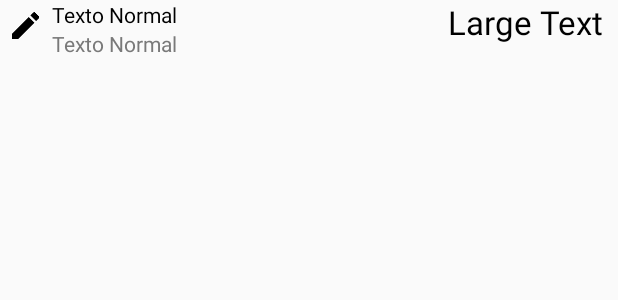
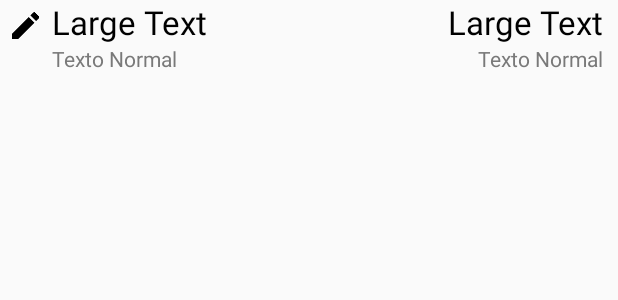
Before and after one commit to luankevinferreira/expenses, an Android app: the layout line_for_list.xml on its own in the app's theme, with its tools: preview values and no code run, on a phone screen of 412 x 824 dp. Shown: the top 300 px of the screen. Run offline under Robolectric (Android 15) with nearby library versions, the phone set to English and light mode, and no system bars.

Commit message:
Updated line for list to contemplate date of the expense.

```diff
--- a/app/src/main/res/layout/line_for_list.xml
+++ b/app/src/main/res/layout/line_for_list.xml
@@ -12,19 +12,26 @@
         android:src="@drawable/ic_mode_edit_black_24dp" />
 
     <LinearLayout
+        android:layout_width="match_parent"
+        android:layout_height="wrap_content"
+        android:baselineAligned="false">
+
+        <LinearLayout
             android:layout_width="wrap_content"
             android:layout_height="wrap_content"
+            android:layout_weight="1.0"
             android:orientation="vertical">
 
             <TextView
-            android:id="@+id/line_type"
+                android:id="@+id/line_description"
                 android:layout_width="wrap_content"
                 android:layout_height="wrap_content"
-            android:text="@string/normal_text"
+                android:text="Large Text"
+                android:textAppearance="?android:attr/textAppearanceLarge"
                 android:textColor="@color/black" />
 
             <TextView
-            android:id="@+id/line_description"
+                android:id="@+id/line_type"
                 android:layout_width="wrap_content"
                 android:layout_height="wrap_content"
                 android:text="@string/normal_text"
@@ -32,16 +39,32 @@
 
         </LinearLayout>
 
+        <LinearLayout
+            android:layout_width="wrap_content"
+            android:layout_height="wrap_content"
+            android:layout_weight="1.0"
+            android:paddingRight="10dp"
+            android:paddingLeft="10dp"
+            android:orientation="vertical">
+
             <TextView
                 android:id="@+id/line_expense"
                 android:layout_width="match_parent"
                 android:layout_height="wrap_content"
                 android:layout_gravity="end"
-        android:paddingEnd="10dp"
-        android:paddingStart="10dp"
                 android:text="Large Text"
                 android:textAlignment="viewEnd"
                 android:textAppearance="?android:attr/textAppearanceLarge"
                 android:textColor="@color/black" />
 
+            <TextView
+                android:id="@+id/line_date"
+                android:layout_width="wrap_content"
+                android:layout_height="wrap_content"
+                android:layout_gravity="end"
+                android:text="@string/normal_text"
+                android:textColor="@color/grey" />
+
         </LinearLayout>
+    </LinearLayout>
+</LinearLayout>
```
Lines whose indentation alone changed are shown as unchanged.
